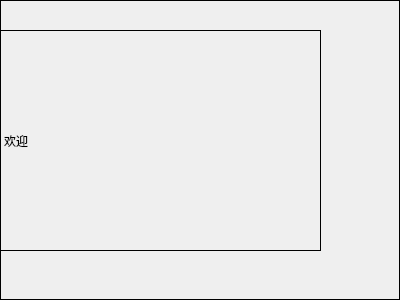
This is WidgetRU.ui in 3548848289/SmartDesk as Qt 5 draws it before an edit. The edited form follows.
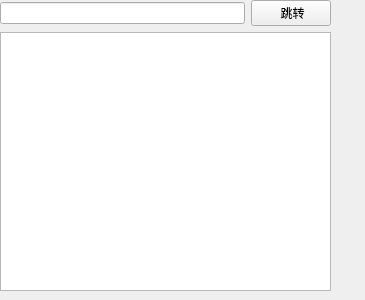
This is the edited form.

```diff
--- a/WidgetRU.ui
+++ b/WidgetRU.ui
@@ -6,7 +6,7 @@
    <rect>
     <x>0</x>
     <y>0</y>
-    <width>400</width>
+    <width>365</width>
     <height>300</height>
    </rect>
   </property>
@@ -14,21 +14,36 @@
    <string>Form</string>
   </property>
   <property name="styleSheet">
-   <string notr="true">border: 1px solid black;
-</string>
+   <string notr="true"/>
   </property>
-  <widget class="QLabel" name="label">
+  <widget class="QWidget" name="verticalLayoutWidget">
    <property name="geometry">
     <rect>
      <x>0</x>
-     <y>30</y>
-     <width>321</width>
-     <height>221</height>
+     <y>0</y>
+     <width>331</width>
+     <height>291</height>
     </rect>
    </property>
-   <property name="text">
-    <string>欢迎</string>
-   </property>
+   <layout class="QVBoxLayout" name="verticalLayout">
+    <item>
+     <layout class="QHBoxLayout" name="horizontalLayout">
+      <item>
+       <widget class="QLineEdit" name="pathLineEdit"/>
+      </item>
+      <item>
+       <widget class="QPushButton" name="goButton">
+        <property name="text">
+         <string> 跳转</string>
+        </property>
+       </widget>
+      </item>
+     </layout>
+    </item>
+    <item>
+     <widget class="QTreeView" name="treeView"/>
+    </item>
+   </layout>
   </widget>
  </widget>
  <resources/>
```
Left out of the diff: 4 changed lines with no effect on the pictures.
